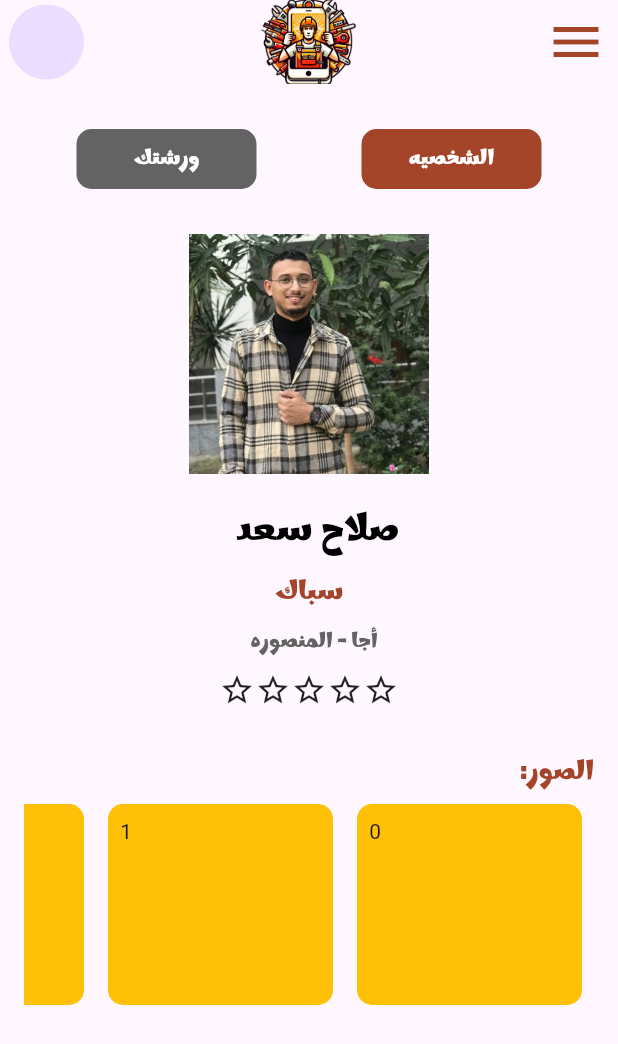
After one commit to salahsaads/san3a, a Flutter app: the Home screen opened by its route, after a tap on "الشخصيه", on a phone screen of 412 x 824 dp. The commit adds this screen. Shown: the top 1044 px of the screen. Run offline on Flutter 3.47's test engine with Material 3 defaults, Android fonts, the phone set to English and light mode, and no system bars; our stand-ins replace awesome_dialog, dropdown_button2, flutter_otp_text_field, google_fonts, smooth_page_indicator.

Commit message:
Home screen 19/3/2024

```diff
--- a/lib/main.dart
+++ b/lib/main.dart
@@ -1,4 +1,5 @@
 import 'package:flutter/material.dart';
+import 'package:project/screens/Home/home.dart';
 
 import 'package:project/screens/introduction_screen.dart';
 import 'package:project/screens/workmanship/Choose_to_make_it.dart';
@@ -16,8 +17,9 @@ class Salah extends StatelessWidget {
   Widget build(BuildContext context) {
     return MaterialApp(
       routes: {
-        'Workmanship_Register':(context) => Workmanship_Register(),
-        'Choose_to_make_it':(context) => Choose_to_make_it()
+        'Workmanship_Register': (context) => const Workmanship_Register(),
+        'Choose_to_make_it': (context) => const Choose_to_make_it(),
+        'Home': (context) => Home(),
       },
       home: Introduction_screen(),
     );
--- /dev/null
+++ b/lib/screens/Home/body_home1.dart
@@ -0,0 +1,17 @@
+import 'package:flutter/cupertino.dart';
+import 'package:flutter/material.dart';
+
+class Body_Home1 extends StatelessWidget {
+  const Body_Home1({super.key});
+
+  @override
+  Widget build(BuildContext context) {
+    return Container(
+      width: MediaQuery.of(context).size.width,
+      color: Colors.amber,
+      child: Column(
+        children: [Text('data')],
+      ),
+    );
+  }
+}
--- /dev/null
+++ b/lib/screens/Home/body_home2.dart
@@ -0,0 +1,111 @@
+import 'package:flutter/cupertino.dart';
+import 'package:flutter/material.dart';
+import 'package:flutter/widgets.dart';
+import 'package:project/constant/constant.dart';
+
+class Body_Home2 extends StatelessWidget {
+  const Body_Home2({super.key});
+
+  @override
+  Widget build(BuildContext context) {
+    return Container(
+      width: MediaQuery.of(context).size.width,
+      child: Column(
+        mainAxisAlignment: MainAxisAlignment.center,
+        children: [
+          Container(
+            width: 160,
+            height: 160,
+            decoration: BoxDecoration(
+                borderRadius: BorderRadius.circular(10), color: Colors.amber),
+            child: Image.asset(
+              'assets/WhatsApp Image 2024-03-19 at 8.43.10 PM.jpeg',
+              fit: BoxFit.cover,
+            ),
+          ),
+          const SizedBox(
+            height: 20,
+          ),
+          const Text(
+            '  صلاح سعد',
+            style: TextStyle(
+                color: Colors.black,
+                fontSize: 25,
+                fontWeight: FontWeight.w700,
+                fontFamily: 'Marhey'),
+          ),
+          const SizedBox(
+            height: 10,
+          ),
+          const Text(
+            'سباك',
+            style: TextStyle(
+                color: main_color,
+                fontSize: 18,
+                fontWeight: FontWeight.w700,
+                fontFamily: 'Marhey'),
+          ),
+          const SizedBox(
+            height: 10,
+          ),
+          const Text(
+            '   أجا - المنصوره ',
+            style: TextStyle(
+                color: sec_color,
+                fontSize: 14,
+                fontWeight: FontWeight.w700,
+                fontFamily: 'Marhey'),
+          ),
+          const SizedBox(
+            height: 10,
+          ),
+          const Row(
+            mainAxisAlignment: MainAxisAlignment.center,
+            children: [
+              const Icon(Icons.star_border),
+              Icon(Icons.star_border),
+              Icon(Icons.star_border),
+              Icon(Icons.star_border),
+              Icon(Icons.star_border)
+            ],
+          ),
+          const SizedBox(
+            height: 30,
+          ),
+          const Align(
+              alignment: Alignment.centerRight,
+              child: Text(
+                ':الصور',
+                style: TextStyle(
+                    color: main_color,
+                    fontSize: 18,
+                    fontWeight: FontWeight.w700,
+                    fontFamily: 'Marhey'),
+              )),
+          SizedBox(
+            height: 150,
+            width: double.infinity,
+            child: ListView.builder(
+                reverse: true,
+                itemCount: 10,
+                scrollDirection: Axis.horizontal,
+                itemBuilder: (context, index) {
+                  return Padding(
+                    padding: const EdgeInsets.all(8.0),
+                    child: Container(
+                      child: Text('$index'),
+                      // margin: EdgeInsets.all(4),
+                      padding: const EdgeInsets.all(8),
+                      width: 150,
+                      decoration: BoxDecoration(
+                          color: Colors.amber,
+                          borderRadius: BorderRadius.circular(10)),
+                    ),
+                  );
+                }),
+          )
+        ],
+      ),
+    );
+  }
+}
--- /dev/null
+++ b/lib/screens/Home/home.dart
@@ -0,0 +1,118 @@
+import 'package:flutter/cupertino.dart';
+import 'package:flutter/material.dart';
+import 'package:flutter/widgets.dart';
+import 'package:project/constant/constant.dart';
+import 'package:project/screens/Home/body_home1.dart';
+import 'package:project/screens/Home/body_home2.dart';
+
+class Home extends StatefulWidget {
+  Home({super.key});
+
+  @override
+  State<Home> createState() => _HomeState();
+}
+
+class _HomeState extends State<Home> {
+  List<Widget> body_home = [Body_Home1(), Body_Home2()];
+  int n = 0;
+
+  @override
+  Widget build(BuildContext context) {
+    return Scaffold(
+      appBar: AppBar(
+        centerTitle: true,
+        title: Image.asset(
+          'assets/WhatsApp Image 2024-03-09 at 4.54.36 PM.png',
+          width: 70,
+        ),
+        actions: const [
+          Padding(
+            padding: const EdgeInsets.all(8.0),
+            child: Icon(
+              Icons.menu,
+              size: 40,
+              color: main_color,
+            ),
+          )
+        ],
+        leading: const Padding(
+          padding: const EdgeInsets.only(left: 6),
+          child: CircleAvatar(
+            radius: 4,
+          ),
+        ),
+      ),
+      ////----------------------------------------------------------------------
+      body: Padding(
+        padding: const EdgeInsets.only(left: 16, right: 16, top: 30),
+        child: SingleChildScrollView(
+          child: Column(
+            children: [
+              Row(
+                mainAxisAlignment: MainAxisAlignment.spaceAround,
+                children: [
+                  GestureDetector(
+                    onTap: () {
+                      setState(() {
+                        n = 0;
+                      });
+                    },
+                    child: Container(
+                      alignment: Alignment.center,
+                      width: 120,
+                      height: 40,
+                      child: Text(
+                        'ورشتك',
+                        style: TextStyle(
+                            color: Colors.white,
+                            fontSize: 14,
+                            fontWeight: FontWeight.w700,
+                            fontFamily: 'Marhey'),
+                      ),
+                      decoration: BoxDecoration(
+                          color: n == 0 ? main_color : sec_color,
+                          borderRadius: BorderRadius.circular(10),
+                          border: Border.all(
+                              color: n == 0 ? main_color : sec_color,
+                              width: 2)),
+                    ),
+                  ),
+                  GestureDetector(
+                    onTap: () {
+                      setState(() {
+                        n = 1;
+                      });
+                    },
+                    child: Container(
+                      alignment: Alignment.center,
+                      width: 120,
+                      height: 40,
+                      child: Text(
+                        'الشخصيه',
+                        style: TextStyle(
+                            color: Colors.white,
+                            fontSize: 14,
+                            fontWeight: FontWeight.w700,
+                            fontFamily: 'Marhey'),
+                      ),
+                      decoration: BoxDecoration(
+                          color: n == 1 ? main_color : sec_color,
+                          borderRadius: BorderRadius.circular(10),
+                          border: Border.all(
+                              color: n == 1 ? main_color : sec_color,
+                              width: 2)),
+                    ),
+                  )
+                ],
+              ),
+              SizedBox(
+                height: 30,
+              ),
+              body_home[n]
+            ],
+          ),
+        ),
+      ),
+    );
+  }
+}
--- a/lib/widget/choose_button.dart
+++ b/lib/widget/choose_button.dart
@@ -21,7 +21,9 @@ class MyWidget_button extends StatelessWidget {
               fontWeight: FontWeight.w700,
               fontFamily: 'Marhey'),
           btnCancelOnPress: () {},
-          btnOkOnPress: () {},
+          btnOkOnPress: () {
+            Navigator.pushNamed(context, 'Home');
+          },
           btnCancelText: 'لا',
           btnOkText: 'نعم',
           btnOkColor: main_color,
```
Also changed, not shown: assets/FB_IMG_1659645799137.jpg (added), assets/WhatsApp Image 2024-03-19 at 8.43.10 PM.jpeg (added).
